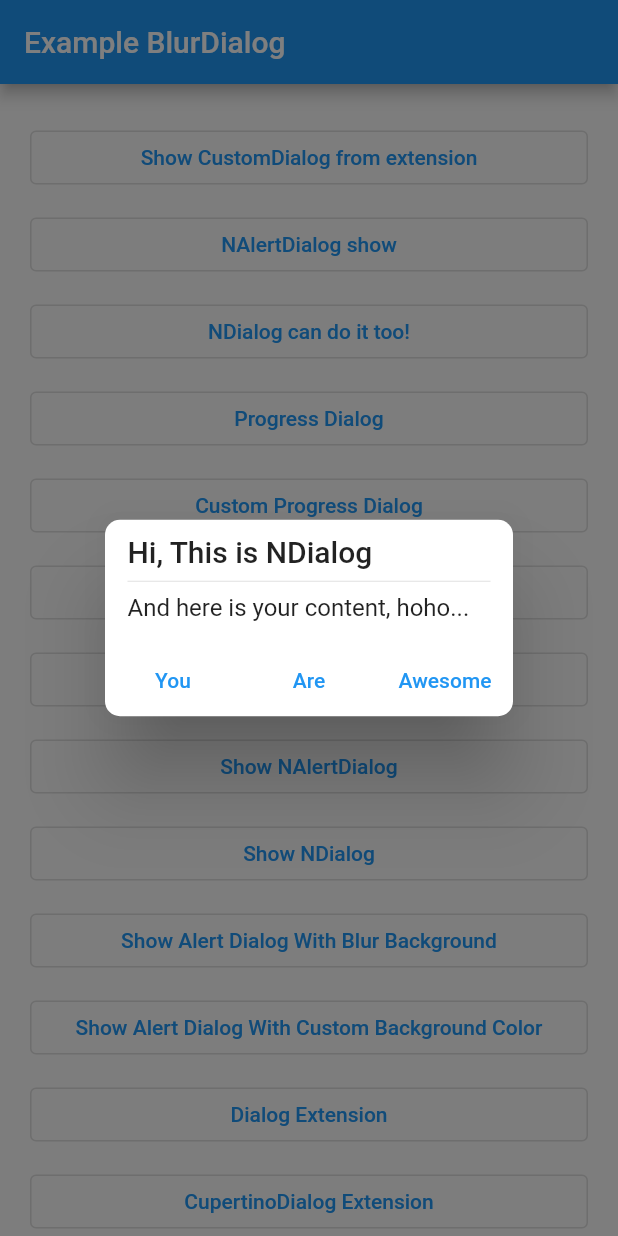
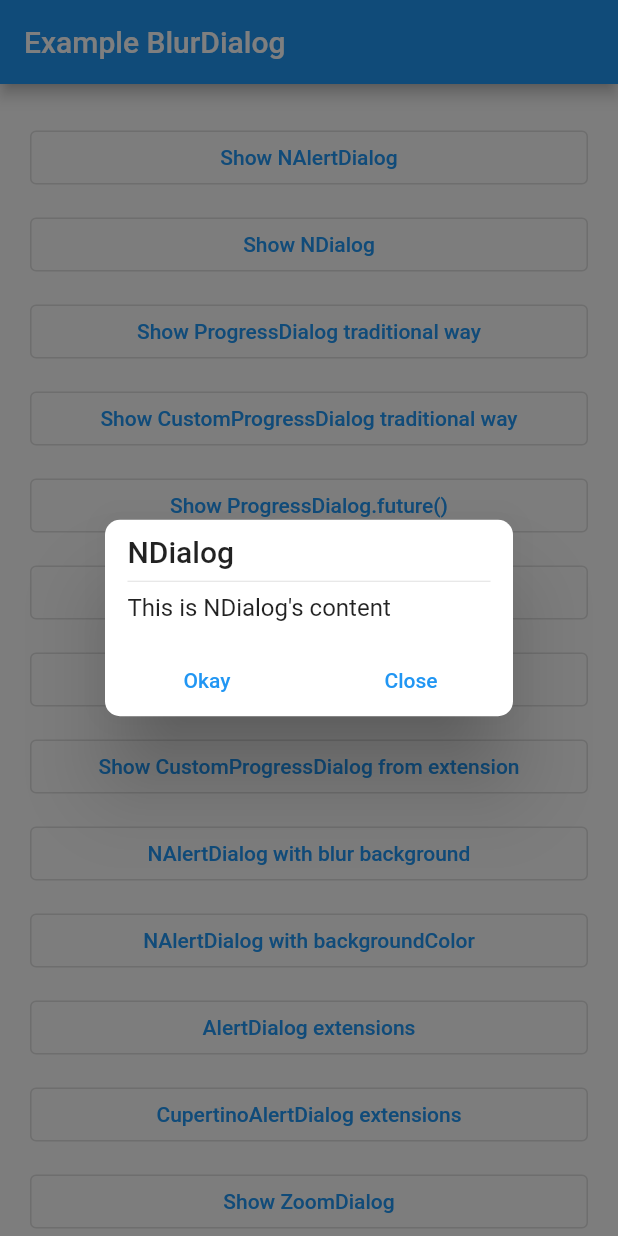
Before and after one commit to nizwar/ndialog, a Flutter app: the screen it shows after launch, after a tap on "Show NDialog", on a phone screen of 412 x 824 dp. Run offline on Flutter 3.47's test engine with Material 2 defaults, Android fonts, the phone set to English and light mode, and no system bars.

Commit message:
Update 4.2.0

```diff
--- a/example/lib/main.dart
+++ b/example/lib/main.dart
@@ -9,9 +9,7 @@ class MyApp extends StatelessWidget {
   Widget build(BuildContext context) {
     return MaterialApp(
       title: 'Blur Dialog',
-      theme: ThemeData(
-        primarySwatch: Colors.blue,
-      ),
+      theme: ThemeData(primarySwatch: Colors.blue),
       home: MyHomePage(title: 'Example BlurDialog'),
     );
   }
@@ -30,303 +28,213 @@ class MyHomePage extends StatelessWidget {
       body: ListView(
         padding: EdgeInsets.all(20),
         children: <Widget>[
-          OutlinedButton(
-            child: Text("Show CustomDialog from extension"),
-            onPressed: () {
-              Future.delayed(Duration(seconds: 3)).showProgressDialog(context,
-                  title: Text("This is just an ordinary loading"),
-                  message:
-                      Text("This is fastest and coolest way to show a dialog"));
-            },
-          ),
-          OutlinedButton(
-            child: Text("NAlertDialog show"),
-            onPressed: () {
+          ///Show NAlertDialog
+          _button("Show NAlertDialog", () {
             NAlertDialog(
-                title: Text("Test"),
-                content: Text("Iya iya"),
-                blur: 2,
-              ).show(context, transitionType: DialogTransitionType.Bubble);
-            },
-          ),
-          OutlinedButton(
-            child: Text("NDialog can do it too!"),
-            onPressed: () {
+              dialogStyle: DialogStyle(titleDivider: true),
+              title: Text("NAlertDialog"),
+              content: Text("This is NAlertDialog's content"),
+              actions: <Widget>[
+                TextButton(
+                    child: Text("Okay"),
+                    onPressed: () => Navigator.pop(context)),
+                TextButton(
+                    child: Text("Close"),
+                    onPressed: () => Navigator.pop(context)),
+              ],
+            ).show(context);
+          }),
+
+          ///Show NDialog
+          _button("Show NDialog", () {
             NDialog(
-                title: Text("Test"),
-                dialogStyle: DialogStyle(),
-                content: Text("Iya iya"),
+              dialogStyle: DialogStyle(titleDivider: true),
+              title: Text("NDialog"),
+              content: Text("This is NDialog's content"),
+              actions: <Widget>[
+                TextButton(
+                    child: Text("Okay"),
+                    onPressed: () => Navigator.pop(context)),
+                TextButton(
+                    child: Text("Close"),
+                    onPressed: () => Navigator.pop(context)),
+              ],
             ).show(context);
-            },
-          ),
-          OutlinedButton(
-            child: Text("Progress Dialog"),
-            onPressed: () async {
+          }),
+
+          ///Show ProgressDialog traditional way
+          _button("Show ProgressDialog traditional way", () async {
             ProgressDialog progressDialog = ProgressDialog(
               context,
-                blur: 0,
-                dialogTransitionType: DialogTransitionType.Shrink,
-                title: Text("Title"),
-                message: Text("Message"),
-                onDismiss: () {
-                  print("Do something onDismiss");
-                },
+              blur: 10,
+              title: Text("Title of ProgressDialog"),
+              message: Text("Content of ProgressDialog"),
+              onDismiss: () => print("Do something onDismiss"),
             );
-              progressDialog.setLoadingWidget(CircularProgressIndicator(
-                valueColor: AlwaysStoppedAnimation(Colors.red),
-              ));
-              progressDialog.setMessage(
-                  Text("Please Wait, Injecting your phone with my virus"));
-              progressDialog.setTitle(Text("Loading"));
             progressDialog.show();
 
+            //Set loading with red circular progress indicator and change the title and message
             await Future.delayed(Duration(seconds: 5));
+            progressDialog.setLoadingWidget(CircularProgressIndicator(
+                valueColor: AlwaysStoppedAnimation(Colors.red)));
+            progressDialog.setTitle(Text("ProgressDialog Title changed"));
+            progressDialog
+                .setMessage(Text("It will change again after 5 seconds"));
 
-              progressDialog.setMessage(Text("I mean, virus of love :*"));
+            //Show dialog
+            progressDialog.show();
+
+            //After 5 seconds, change the title, message and loading widget to null (default widget is CircularProgressIndicator)
+            await Future.delayed(Duration(seconds: 5));
             progressDialog.setLoadingWidget(null);
-              progressDialog.setTitle(Text("Just Kidding"));
+            progressDialog.setMessage(
+                Text("ProgressDialog will dismiss after 5 seconds"));
+            progressDialog.setTitle(Text("Last changes"));
 
+            //After 5 seconds, dismiss the dialog
             await Future.delayed(Duration(seconds: 5));
+            progressDialog.dismiss();
+          }),
 
-              progressDialog.dismiss();
-            },
-          ),
-          OutlinedButton(
-            onPressed: () async {
+          ///Show ProgressDialog traditional way
+          _button("Show CustomProgressDialog traditional way", () async {
             CustomProgressDialog progressDialog = CustomProgressDialog(
               context,
               blur: 10,
-                onDismiss: () {
-                  print("Do something onDismiss");
-                },
+              onDismiss: () => print("Do something onDismiss"),
             );
+
+            //Set loading with red circular progress indicator
             progressDialog.setLoadingWidget(CircularProgressIndicator(
-                valueColor: AlwaysStoppedAnimation(Colors.red),
-              ));
+                valueColor: AlwaysStoppedAnimation(Colors.red)));
+
+            //Show dialog
             progressDialog.show();
 
+            //After 5 seconds, change the loading widget to null (default widget is CircularProgressIndicator)
             await Future.delayed(Duration(seconds: 5));
             progressDialog.setLoadingWidget(null);
 
+            //After 5 seconds, dismiss the dialog
             await Future.delayed(Duration(seconds: 5));
+            progressDialog.dismiss();
+          }),
 
-              progressDialog.dismiss();
-            },
-            child: Text("Custom Progress Dialog"),
-          ),
-          OutlinedButton(
-            onPressed: () async {
-              print(await ProgressDialog.future(
+          ///Show ProgressDialog with Future's static function
+          _button("Show ProgressDialog.future()", () {
+            ProgressDialog.future(
               context,
-                blur: 0.0,
-                future: Future.delayed(Duration(seconds: 5), () {
-                  return "HIYAAA";
+              title: Text("ProgressDialog.future()"),
+              message: Text("This will finish after 5 seconds"),
+              future: Future.delayed(
+                  Duration(seconds: 5), () => "The end of future (5 seconds)"),
+              onProgressError: (error) => print("Do something onProgressError"),
+              onProgressFinish: (data) =>
+                  print("Do something onProgressFinish"),
+              onDismiss: () => print("Dismissed"),
+            ).then((value) => print(value));
           }),
-                onProgressError: (error) {
-                  print("Do something onProgressError");
-                },
-                onProgressFinish: (data) {
-                  print("Do something onProgressFinish");
-                },
-                onDismiss: () {
-                  print("Dismissed");
-                },
-                message: Text("Please Wait"),
-                cancelText: Text("Batal"),
-                title: Text("Loging in"),
-              ));
-            },
-            child: Text("Progress Dialog Future"),
-          ),
-          OutlinedButton(
-            child: Text("Custom Progress Dialog Future"),
-            onPressed: () async {
-              print(await CustomProgressDialog.future(
+
+          ///Show CustomProgressDialog with Future's static function
+          _button("Show CustomProgressDialog.future()", () {
+            CustomProgressDialog.future(
               context,
-                backgroundColor: Colors.blue.withOpacity(.5),
-                future: Future.delayed(Duration(seconds: 5), () {
-                  return "WOHOOO";
+              future: Future.delayed(
+                  Duration(seconds: 5), () => "The end of future (5 seconds)"),
+              onProgressError: (error) => print("Do something onProgressError"),
+              onProgressFinish: (data) =>
+                  print("Do something onProgressFinish"),
+              onDismiss: () => print("Dismissed"),
+            ).then((value) => print(value));
           }),
-                onProgressError: (error) {
-                  print("Do something onProgressError");
-                },
-                onProgressFinish: (data) {
-                  print("Do something onProgressFinish");
-                },
-                onDismiss: () {
-                  print("Dismissed");
-                },
-              ));
-            },
-          ),
-          OutlinedButton(
-            onPressed: () async {
-              NAlertDialog(
-                dialogStyle: DialogStyle(titleDivider: true),
-                title: Text("Hi, This is NAlertDialog"),
-                content: Text("And here is your content, hoho... "),
+
+          ///Show Progress Dialog from NDialog Future's extensions
+          _button("Show ProgressDialog from extension", () async {
+            Future.delayed(Duration(seconds: 3)).showProgressDialog(
+              context,
+              title: Text("Title of ProgressDialog"),
+              message: Text("This dialog will be close after 3 seconds"),
+            );
+          }),
+
+          ///Show Custom Progress Dialog from NDialog Future's extensions
+          _button("Show CustomProgressDialog from extension", () async {
+            Future.delayed(Duration(seconds: 3))
+                .showCustomProgressDialog(context);
+          }),
+
+          ///Show NAlertDialog with blur background
+          _button("NAlertDialog with blur background", () {
+            DialogBackground(
+              blur: 5,
+              dialog: AlertDialog(
+                title: Text("NAlert Dialog"),
+                content: Text("NAlertDialog with Blur background"),
                 actions: <Widget>[
                   TextButton(
-                    child: Text("You"),
-                    onPressed: () {},
-                  ),
+                      child: Text("Okay"),
+                      onPressed: () => Navigator.pop(context)),
                   TextButton(
-                    child: Text("Are"),
-                    onPressed: () {},
-                  ),
-                  TextButton(
-                    child: Text("Awesome"),
-                    onPressed: () {},
-                  )
-                ],
-              ).show(context);
-            },
-            child: Text("Show NAlertDialog"),
-          ),
-          OutlinedButton(
-            onPressed: () async {
-              NDialog(
-                dialogStyle: DialogStyle(titleDivider: true),
-                title: Text("Hi, This is NDialog"),
-                content: Text("And here is your content, hoho... "),
-                actions: <Widget>[
-                  TextButton(
-                    child: Text("You"),
-                    onPressed: () {},
-                  ),
-                  TextButton(
-                    child: Text("Are"),
-                    onPressed: () {},
-                  ),
-                  TextButton(
-                    child: Text("Awesome"),
-                    onPressed: () {},
-                  )
-                ],
-              ).show(
-                context,
-              );
-            },
-            child: Text("Show NDialog"),
-          ),
-          OutlinedButton(
-            child: Text(
-              "Show Alert Dialog With Blur Background",
-              textAlign: TextAlign.center,
-            ),
-            onPressed: () async {
-              DialogBackground(
-                barrierColor: Colors.red.withOpacity(.5),
-                blur: 0,
-                dialog: AlertDialog(
-                  title: Text("Alert Dialog"),
-                  content: Text(
-                      "Wohoo.. This is ordinary AlertDialog with Blur background"),
-                  actions: <Widget>[
-                    TextButton(
-                      child: Text("You"),
-                      onPressed: () {},
-                    ),
-                    TextButton(
-                      child: Text("Are"),
-                      onPressed: () {},
-                    ),
-                    TextButton(
-                      child: Text("Awesome"),
-                      onPressed: () {},
-                    )
+                      child: Text("Close"),
+                      onPressed: () => Navigator.pop(context)),
                 ],
               ),
-              ).show(
-                context,
-              );
-            },
-          ),
-          OutlinedButton(
-            child: Text(
-              "Show Alert Dialog With Custom Background Color",
-              textAlign: TextAlign.center,
-            ),
-            onPressed: () async {
+            ).show(context);
+          }),
+
+          ///Show NAlertDialog with custom background color
+          _button("NAlertDialog with backgroundColor", () {
             NAlertDialog(
               backgroundColor: Colors.red.withOpacity(.5),
               blur: 0,
-                title: Text("Alert Dialog"),
-                content: Text(
-                    "Wohoo.. This is ordinary AlertDialog with Custom Color background"),
+              title: Text("NAlert Dialog"),
+              content: Text("NAlertDialog with custom Color background"),
               actions: <Widget>[
                 TextButton(
-                    child: Text("You"),
-                    onPressed: () {},
-                  ),
+                    child: Text("Okay"),
+                    onPressed: () => Navigator.pop(context)),
                 TextButton(
-                    child: Text("Are"),
-                    onPressed: () {},
-                  ),
-                  TextButton(
-                    child: Text("Awesome"),
-                    onPressed: () {},
-                  )
+                    child: Text("Close"),
+                    onPressed: () => Navigator.pop(context)),
               ],
             ).show(context);
-            },
-          ),
-          OutlinedButton(
-            child: Text(
-              "Dialog Extension",
-              textAlign: TextAlign.center,
-            ),
-            onPressed: () async {
-              await AlertDialog(
-                title: Text("Alert Dialog"),
-                content: Text(
-                    "Wohoo.. This is ordinary AlertDialog with Blur background"),
+          }),
+
+          ///Show material alret dialog with NDialog show Extensions
+          _button("AlertDialog extensions", () {
+            AlertDialog(
+              title: Text("Material AlertDialog"),
+              content: Text("This dialog shown from NDialog extensions"),
               actions: <Widget>[
                 TextButton(
-                    child: Text("You"),
-                    onPressed: () {},
-                  ),
+                    child: Text("Okay"),
+                    onPressed: () => Navigator.pop(context)),
                 TextButton(
-                    child: Text("Are"),
-                    onPressed: () {},
-                  ),
-                  TextButton(
-                    child: Text("Awesome"),
-                    onPressed: () {},
-                  )
+                    child: Text("Close"),
+                    onPressed: () => Navigator.pop(context)),
               ],
             ).show(context);
-            },
-          ),
-          OutlinedButton(
-            child:
-                Text("CupertinoDialog Extension", textAlign: TextAlign.center),
-            onPressed: () async {
-              await CupertinoAlertDialog(
-                title: Text("Alert Dialog"),
-                content: Text(
-                    "Wohoo.. This is ordinary AlertDialog with Blur background"),
+          }),
+
+          ///Show cupertino alret dialog with NDialog show Extensions
+          _button("CupertinoAlertDialog extensions", () {
+            CupertinoAlertDialog(
+              title: Text("Cupertino Alert Dialog"),
+              content: Text("This dialog shown from NDialog extensions"),
               actions: <Widget>[
-                  TextButton(
-                    child: Text("You"),
-                    onPressed: () {},
-                  ),
-                  TextButton(
-                    child: Text("Are"),
-                    onPressed: () {},
-                  ),
-                  TextButton(
-                    child: Text("Awesome"),
-                    onPressed: () {},
-                  )
+                CupertinoButton(
+                    child: Text("Okay"),
+                    onPressed: () => Navigator.pop(context)),
+                CupertinoButton(
+                    child: Text("Close"),
+                    onPressed: () => Navigator.pop(context)),
               ],
             ).show(context);
-            },
-          ),
-          OutlinedButton(
-            child: Text("ZoomDIALOG", textAlign: TextAlign.center),
-            onPressed: () async {
-              await ZoomDialog(
+          }),
+
+          ///Show zoomable widget in dialog
+          _button("Show ZoomDialog", () {
+            ZoomDialog(
               zoomScale: 5,
               blur: 10,
               child: Container(
@@ -335,15 +243,16 @@ class MyHomePage extends StatelessWidget {
                 padding: EdgeInsets.all(20),
               ),
             ).show(context);
-            },
-          ),
+          }),
         ]
-            .map((e) => Container(
-                  margin: EdgeInsets.symmetric(vertical: 5),
-                  child: e,
-                ))
+            .map((e) =>
+                Container(margin: EdgeInsets.symmetric(vertical: 5), child: e))
             .toList(),
       ),
     );
   }
+
+  Widget _button(String title, Function() onPressed) {
+    return OutlinedButton(child: Text(title), onPressed: onPressed);
   }
+}
--- a/pubspec.yaml
+++ b/pubspec.yaml
@@ -1,6 +1,6 @@
 name: ndialog
 description: Custom native dialog style with blur background, popup animation and ProgressDialog.
-version: 4.1.1+1
+version: 4.2.0
 homepage: https://github.com/nizwar/ndialog
 
 environment:
```
Also changed, not shown: lib/src/progressDialog.dart (+11 -17 lines), 12 other files. Lines whose indentation alone changed are shown as unchanged.
